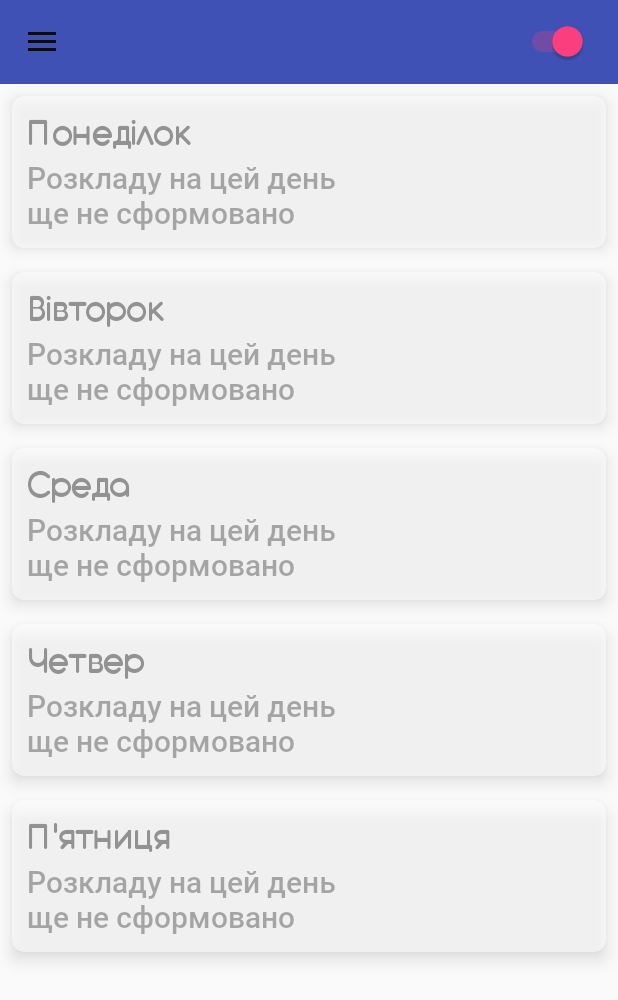
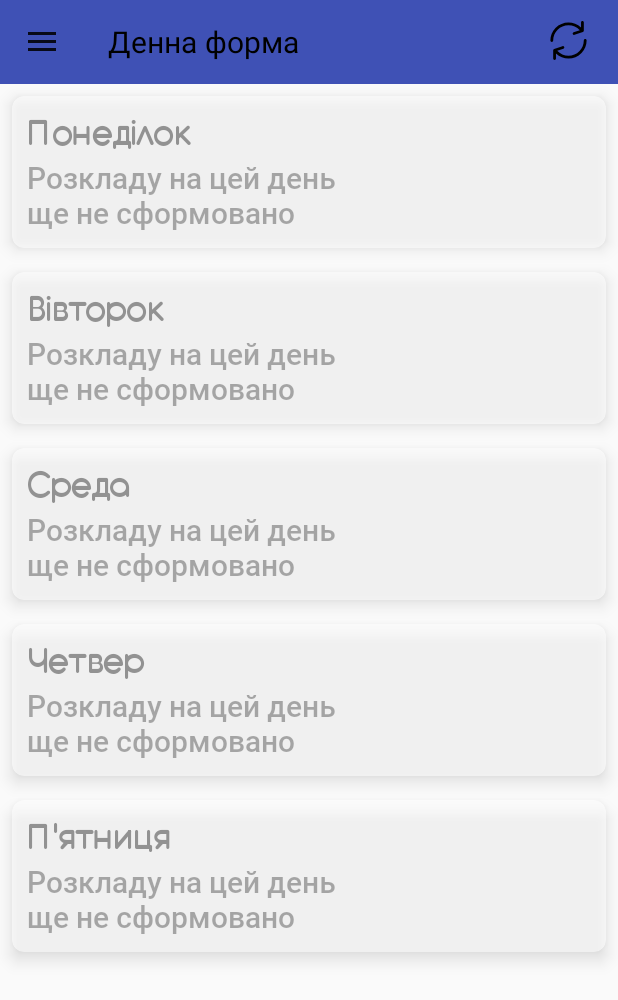
Before and after one commit to mrizyver/GATI, an Android app: the screen it shows after launch (FragmentActivity), on a phone screen of 412 x 824 dp. Shown: the top 1000 px of the screen. Run offline under Robolectric (Android 15) with nearby library versions, the phone set to English and light mode, and no system bars; our stand-ins replace Picasso; network calls fail; pictures from the network do not load.

Commit message:
added animation to refresh image

```diff
--- a/app/src/main/java/com/gatisnau/gati/FragmentActivity.java
+++ b/app/src/main/java/com/gatisnau/gati/FragmentActivity.java
@@ -7,7 +7,8 @@ import android.view.ContextMenu;
 import android.view.Menu;
 import android.view.MenuItem;
 import android.view.View;
-import android.widget.Switch;
+import android.view.animation.RotateAnimation;
+import android.widget.ImageView;
 import android.widget.TextView;
 
 import androidx.annotation.NonNull;
@@ -27,7 +28,11 @@ public class FragmentActivity extends AppCompatActivity implements NavigationVie
     private static final int ITEM_SHARE_IMAGE = 165;
     private Presenter presenter;
 
+    private TextView tvForm;
+    private TextView tvTypeForm;
+
     private int indexLastImageClicked = -1;
+    private int ANIMATION_TIME = 250;
 
     @Override
     protected void onCreate(@Nullable Bundle savedInstanceState) {
@@ -39,6 +44,9 @@ public class FragmentActivity extends AppCompatActivity implements NavigationVie
         setContentView(R.layout.fragment_activity);
 
         presenter.attachActivity(this);
+
+        tvForm = findViewById(R.id.tv_word_form);
+        tvTypeForm = findViewById(R.id.tv_form_study);
 
         initNavigationView();
         initSwitchButton();
@@ -68,7 +76,7 @@ public class FragmentActivity extends AppCompatActivity implements NavigationVie
             presenter.startActivity("com.facebook.katana", "https://www.facebook.com/official.gatisnau/");
         } else if (id == R.id.site_button) {
             presenter.startActivity("com.android.chrome/com.android.chrome.Main", "http://gatisnau.sumy.ua/");
-        }else if (id == R.id.update_app){
+        } else if (id == R.id.update_app) {
             presenter.updateApp();
         }
         DrawerLayout drawer = findViewById(R.id.drawer_layout);
@@ -147,27 +155,43 @@ public class FragmentActivity extends AppCompatActivity implements NavigationVie
     }
 
     private void initSwitchButton() {
-        Switch switchScheduleButton = findViewById(R.id.switch_schedule_button);
+        ImageView switchScheduleButton = findViewById(R.id.switch_schedule_button);
 
-        boolean isCheckedSwitch = Presenter.FULL_SCHEDULE == GatiPreferences.getTypeSchedule(this);
-        switchScheduleButton.setChecked(isCheckedSwitch);
+        int type = GatiPreferences.getTypeSchedule(this);
+        if (type == Presenter.FULL_SCHEDULE) {
+            tvTypeForm.setText(R.string.daytime);
+        } else {
+            tvTypeForm.setText(R.string.correspondence_time);
+        }
 
-        switchScheduleButton.setOnCheckedChangeListener((buttonView, isChecked) -> {
-            if (isChecked) {
-                presenter.changeSchedule(Presenter.FULL_SCHEDULE);
-            } else {
-                presenter.changeSchedule(Presenter.CORRESPONDENCE_SCHEDULE);
+        switchScheduleButton.setOnClickListener(new View.OnClickListener() {
+            int previewType = -1;
+
+            @Override
+            public void onClick(View v) {
+                RotateAnimation rotateAnimation = new RotateAnimation(0, 180, v.getWidth() / 2f, v.getHeight() / 2f);
+                rotateAnimation.setDuration(ANIMATION_TIME);
+                v.startAnimation(rotateAnimation);
+
+                if (previewType == Presenter.CORRESPONDENCE_SCHEDULE) {
+                    presenter.changeSchedule(Presenter.FULL_SCHEDULE);
+                    previewType = Presenter.FULL_SCHEDULE;
+                    tvTypeForm.setText(R.string.daytime);
+                } else {
+                    presenter.changeSchedule(Presenter.CORRESPONDENCE_SCHEDULE);
+                    previewType = Presenter.CORRESPONDENCE_SCHEDULE;
+                    tvTypeForm.setText(R.string.correspondence_time);
+                }
             }
         });
     }
 
-    public boolean onViewLongClick(View view, int position, float x, float y) {
+    public void onViewLongClick(View view, int position, float x, float y) {
         indexLastImageClicked = position;
         if (Build.VERSION.SDK_INT >= Build.VERSION_CODES.N) {
             view.showContextMenu(x, y);
         } else {
             view.showContextMenu();
         }
-        return true;
     }
 }
--- a/app/src/main/java/com/gatisnau/gati/Presenter.java
+++ b/app/src/main/java/com/gatisnau/gati/Presenter.java
@@ -132,6 +132,7 @@ public class Presenter {
     class ActivityLifecycleListener implements LifecycleObserver {
         private UpdateApp update;
         private boolean isFirstCreate = true;
+        private int afterType = 0;
 
         @OnLifecycleEvent(Lifecycle.Event.ON_CREATE)
         public void onCreate() {
--- /dev/null
+++ b/app/src/main/res/drawable/ic_refresh.xml
@@ -0,0 +1,5 @@
+<vector android:height="478dp" android:viewportHeight="477.867"
+    android:viewportWidth="477.867" android:width="478dp" xmlns:android="http://schemas.android.com/apk/res/android">
+    <path android:fillColor="#FF000000" android:pathData="M409.6,0c-9.426,0 -17.067,7.641 -17.067,17.067v62.344C304.667,-5.656 164.478,-3.386 79.411,84.479c-40.09,41.409 -62.455,96.818 -62.344,154.454c0,9.426 7.641,17.067 17.067,17.067S51.2,248.359 51.2,238.933c0.021,-103.682 84.088,-187.717 187.771,-187.696c52.657,0.01 102.888,22.135 138.442,60.976l-75.605,25.207c-8.954,2.979 -13.799,12.652 -10.82,21.606s12.652,13.799 21.606,10.82l102.4,-34.133c6.99,-2.328 11.697,-8.88 11.674,-16.247v-102.4C426.667,7.641 419.026,0 409.6,0z"/>
+    <path android:fillColor="#FF000000" android:pathData="M443.733,221.867c-9.426,0 -17.067,7.641 -17.067,17.067c-0.021,103.682 -84.088,187.717 -187.771,187.696c-52.657,-0.01 -102.888,-22.135 -138.442,-60.976l75.605,-25.207c8.954,-2.979 13.799,-12.652 10.82,-21.606c-2.979,-8.954 -12.652,-13.799 -21.606,-10.82l-102.4,34.133c-6.99,2.328 -11.697,8.88 -11.674,16.247v102.4c0,9.426 7.641,17.067 17.067,17.067s17.067,-7.641 17.067,-17.067v-62.345c87.866,85.067 228.056,82.798 313.122,-5.068c40.09,-41.409 62.455,-96.818 62.344,-154.454C460.8,229.508 453.159,221.867 443.733,221.867z"/>
+</vector>
--- a/app/src/main/res/layout/card_item.xml
+++ b/app/src/main/res/layout/card_item.xml
@@ -16,7 +16,7 @@
         <TextView
             android:id="@+id/card_title"
             tools:text="Понеділок"
-            android:textColor="#555555"
+            android:textColor="@color/colorTitleDay"
             android:paddingTop="10dp"
             android:paddingStart="10dp"
             android:paddingEnd="10dp"
--- a/app/src/main/res/layout/fragment_activity.xml
+++ b/app/src/main/res/layout/fragment_activity.xml
@@ -6,7 +6,7 @@
     android:layout_width="match_parent"
     android:layout_height="match_parent"
     android:fitsSystemWindows="true"
-    tools:openDrawer="start">
+    tools:openDrawer="end">
 
     <com.google.android.material.navigation.NavigationView
         android:id="@+id/nav_view"
@@ -30,18 +30,32 @@
             android:minHeight="?attr/actionBarSize"
             android:theme="?attr/actionBarTheme">
 
-            <LinearLayout
+            <RelativeLayout
                 android:layout_width="match_parent"
                 android:layout_height="wrap_content"
                 android:layout_marginEnd="20dp"
-                android:gravity="end"
                 android:orientation="horizontal">
 
-                <Switch
+                <TextView
+                    android:id="@+id/tv_form_study"
+                    style="@style/TextToolBar"
+                    android:visibility="visible"
+                    tools:text="@string/daytime"/>
+                <TextView
+                    android:id="@+id/tv_word_form"
+                    android:layout_toEndOf="@id/tv_form_study"
+                    style="@style/TextToolBar"
+                    android:paddingStart="5dp"
+                    android:visibility="visible"
+                    android:text="@string/form"/>
+
+                <ImageView
                     android:id="@+id/switch_schedule_button"
-                    android:layout_width="wrap_content"
-                    android:layout_height="wrap_content" />
-            </LinearLayout>
+                    android:layout_alignParentEnd="true"
+                    android:layout_width="26dp"
+                    android:layout_height="26dp"
+                    android:src="@drawable/ic_refresh"/>
+            </RelativeLayout>
         </androidx.appcompat.widget.Toolbar>
 
         <FrameLayout
--- a/app/src/main/res/values/colors.xml
+++ b/app/src/main/res/values/colors.xml
@@ -3,4 +3,7 @@
     <color name="colorPrimary">#3F51B5</color>
     <color name="colorPrimaryDark">#303F9F</color>
     <color name="colorAccent">#FF4081</color>
+
+    <color name="colorTitleDay">#555555</color>
+
 </resources>
--- a/app/src/main/res/values/strings.xml
+++ b/app/src/main/res/values/strings.xml
@@ -43,6 +43,13 @@
     <string name="nav_header_subtitle">gatisnau.infocentr@gmail.com</string>
     <string name="other_setting">Інше</string>
     <string name="update_app">Оновлення додатку</string>
+
+    <!--Card view-->
     <string name="image_not_exist">Розкладу на цей день\nще не сформовано</string>
 
+    <!--Toolbar-->
+    <string name="daytime">Денна</string>
+    <string name="correspondence_time">Заочна</string>
+    <string name="form">форма</string>
+
 </resources>
--- a/app/src/main/res/values/styles.xml
+++ b/app/src/main/res/values/styles.xml
@@ -17,4 +17,11 @@
 
     <style name="AppTheme.PopupOverlay" parent="ThemeOverlay.AppCompat.Light" />
 
+    <style name="TextToolBar">
+        <item name="android:layout_height">wrap_content</item>
+        <item name="android:layout_width">wrap_content</item>
+        <item name="android:textSize">20sp</item>
+        <item name="android:textColor">@android:color/black</item>
+    </style>
+
 </resources>
```
